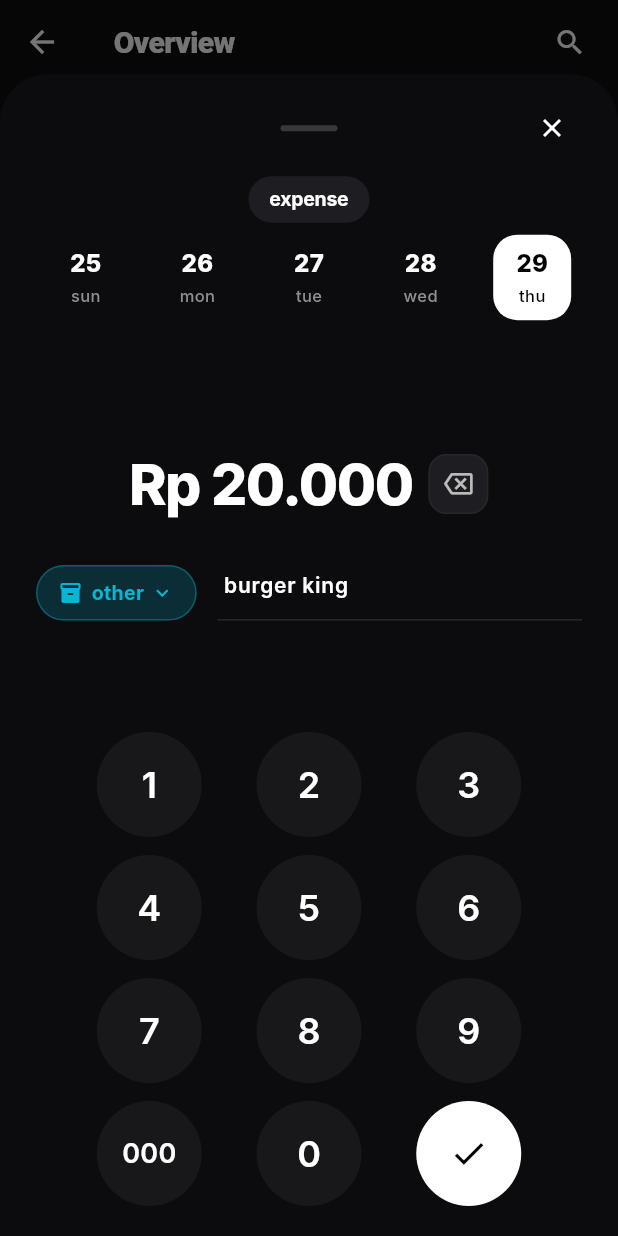
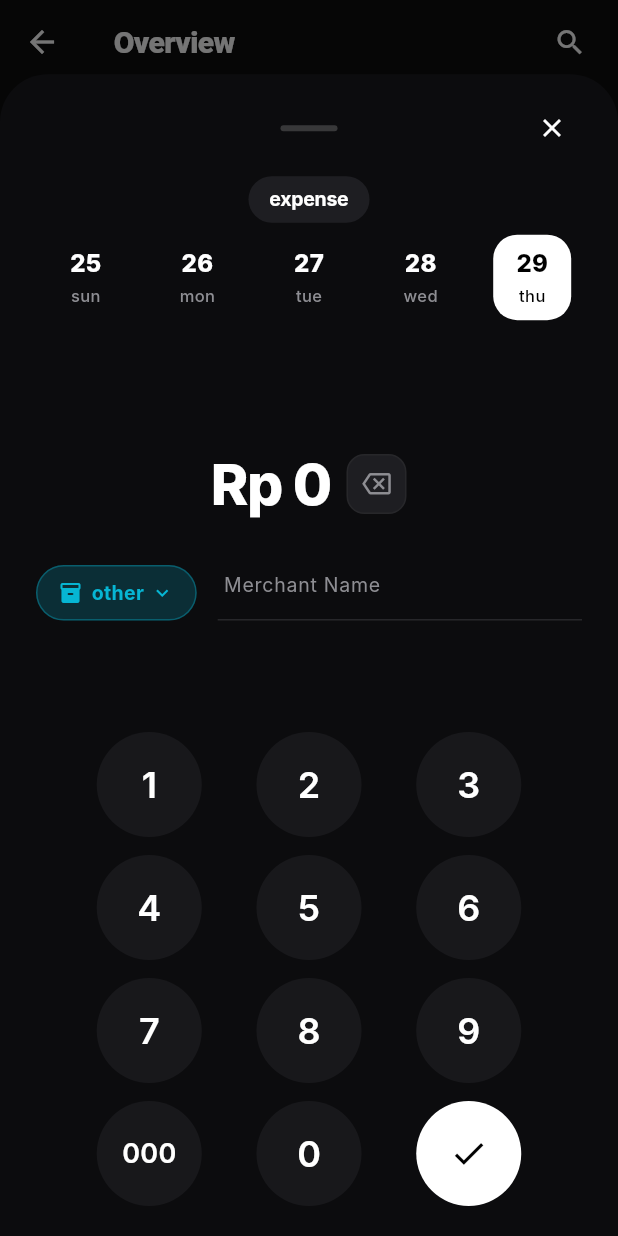
Before and after one commit to adimastra/fin-sail, a Flutter app: the MainNavigationScreen screen opened directly, after a tap on the "add" icon, on a phone screen of 412 x 824 dp. Run offline on Flutter 3.47's test engine with Material 3 defaults, Android fonts, the phone set to English and light mode, and no system bars; our stand-ins replace image_picker, supabase_flutter; accounts and stored records are empty; Roboto replaces fonts that are missing (Inter).

Commit message:
feat(ui): smooth ocean wave curve, keypad defaults, 3/4 FAB ratio, and center-outward hover highlight

```diff
--- a/lib/screens/keypad_expense_screen.dart
+++ b/lib/screens/keypad_expense_screen.dart
@@ -23,7 +23,7 @@ class KeypadExpenseScreen extends StatefulWidget {
 }
 
 class _KeypadExpenseScreenState extends State<KeypadExpenseScreen> {
-  String _amountDigits = '20000'; // Default 20,000 IDR
+  String _amountDigits = '0'; // Initial 0 amount
   late DateTime _selectedDate;
   late TextEditingController _storeNameController;
   late FocusNode _storeNameFocusNode;
@@ -34,11 +34,8 @@ class _KeypadExpenseScreenState extends State<KeypadExpenseScreen> {
   void initState() {
     super.initState();
     _selectedDate = DateTime.now();
-    _storeNameController = TextEditingController(text: 'burger king');
+    _storeNameController = TextEditingController(text: '');
     _storeNameFocusNode = FocusNode();
-    _storeNameFocusNode.addListener(() {
-      setState(() {}); // Rebuild to toggle numpad visibility when keyboard appears
-    });
   }
 
   @override
@@ -242,7 +239,6 @@ class _KeypadExpenseScreenState extends State<KeypadExpenseScreen> {
 
     // 5 days ending at today
     final days = List.generate(5, (i) => now.subtract(Duration(days: 4 - i)));
-    final numpadVisible = !_storeNameFocusNode.hasFocus;
     final parsedAmount = double.tryParse(_amountDigits) ?? 0;
 
     return Container(
@@ -356,7 +352,7 @@ class _KeypadExpenseScreenState extends State<KeypadExpenseScreen> {
             ),
           ),
 
-          if (numpadVisible) const Spacer(),
+          const Spacer(),
 
           // Centered Section: Currency, Category, and Underline Merchant Field
           Column(
@@ -495,7 +491,7 @@ class _KeypadExpenseScreenState extends State<KeypadExpenseScreen> {
                           color: isDark ? Colors.white : AppTheme.pureBlack,
                         ),
                         decoration: InputDecoration(
-                          hintText: 'store / merchant name...',
+                          hintText: 'Merchant Name',
                           hintStyle: const TextStyle(
                             fontSize: 13,
                             color: AppTheme.grayTextMuted,
@@ -523,10 +519,9 @@ class _KeypadExpenseScreenState extends State<KeypadExpenseScreen> {
             ],
           ),
 
-          if (numpadVisible) const Spacer(),
+          const Spacer(),
 
-          // Circular Numeric Keypad (Hidden when software keyboard is shown)
-          if (numpadVisible) ...[
+          // Circular Numeric Keypad (Always visible)
           Padding(
             padding: const EdgeInsets.fromLTRB(28, 0, 28, 20),
             child: Column(
@@ -541,38 +536,6 @@ class _KeypadExpenseScreenState extends State<KeypadExpenseScreen> {
               ],
             ),
           ),
-          ] else ...[
-            // When soft keyboard is open, show quick save button
-            Padding(
-              padding: const EdgeInsets.symmetric(horizontal: 20, vertical: 12),
-              child: SizedBox(
-                width: double.infinity,
-                height: 48,
-                child: ElevatedButton.icon(
-                  style: ElevatedButton.styleFrom(
-                    backgroundColor: isDark ? Colors.white : AppTheme.pureBlack,
-                    foregroundColor: isDark ? AppTheme.pureBlack : Colors.white,
-                    shape: RoundedRectangleBorder(borderRadius: BorderRadius.circular(16)),
-                  ),
-                  icon: _isSubmitting
-                      ? SizedBox(
-                          width: 18,
-                          height: 18,
-                          child: CircularProgressIndicator(
-                            color: isDark ? AppTheme.pureBlack : Colors.white,
-                            strokeWidth: 2,
-                          ),
-                        )
-                      : const Icon(Icons.check, size: 20),
-                  label: Text(
-                    _isSubmitting ? 'Saving...' : 'Save Expense',
-                    style: const TextStyle(fontWeight: FontWeight.bold),
-                  ),
-                  onPressed: _isSubmitting ? null : _submitExpense,
-                ),
-              ),
-            ),
-          ],
         ],
       ),
     );
--- a/lib/screens/main_navigation_screen.dart
+++ b/lib/screens/main_navigation_screen.dart
@@ -5,6 +5,7 @@ import 'keypad_expense_screen.dart';
 import 'receipt_scanner_modal.dart';
 import 'settings_screen.dart';
 import 'transactions_list_screen.dart';
+import '../widgets/expand_hover_highlight.dart';
 
 class MainNavigationScreen extends StatefulWidget {
   const MainNavigationScreen({super.key});
@@ -59,9 +60,9 @@ class _MainNavigationScreenState extends State<MainNavigationScreen> {
                 mainAxisSize: MainAxisSize.min,
                 crossAxisAlignment: CrossAxisAlignment.end,
                 children: [
-                  // 1. Scan Receipt Circular Button (Scales up on hover)
+                  // 1. Scan Receipt Circular Button (Scales up on hover - 3/4 size of Add Expense button: 48px vs 64px)
                   _HoverScaleButton(
-                    size: 50,
+                    size: 48,
                     backgroundColor: isDark ? Colors.white : AppTheme.pureBlack,
                     tooltip: 'Scan Receipt',
                     onTap: () => ReceiptScannerModal.show(context),
@@ -73,15 +74,15 @@ class _MainNavigationScreenState extends State<MainNavigationScreen> {
                   ),
                   const SizedBox(height: 12),
 
-                  // 2. Add Manual Expense Circular Button (Scales up on hover)
+                  // 2. Add Manual Expense Circular Button (Bigger FAB: 64px)
                   _HoverScaleButton(
-                    size: 56,
+                    size: 64,
                     backgroundColor: isDark ? const Color(0xFF27272A) : AppTheme.pureBlack,
                     tooltip: 'Manual Expense',
                     onTap: () => KeypadExpenseScreen.show(context),
                     child: const Icon(
                       Icons.add,
-                      size: 28,
+                      size: 30,
                       color: Colors.white,
                     ),
                   ),
@@ -142,26 +143,20 @@ class _MainNavigationScreenState extends State<MainNavigationScreen> {
     final isDark = Theme.of(context).brightness == Brightness.dark;
     final isSelected = _currentIndex == index;
 
-    return GestureDetector(
-      behavior: HitTestBehavior.opaque,
+    return Tooltip(
+      message: tooltip,
+      child: ExpandHoverHighlight(
         onTap: () => _onTabTapped(index),
-      child: Tooltip(
-        message: tooltip,
-        child: Container(
+        isSelected: isSelected,
+        selectedColor: isDark ? Colors.white : AppTheme.pureBlack,
+        borderRadius: BorderRadius.circular(20),
         padding: const EdgeInsets.symmetric(horizontal: 22, vertical: 8),
-          decoration: isSelected
-              ? BoxDecoration(
-                  color: isDark ? Colors.white : AppTheme.pureBlack,
-                  borderRadius: BorderRadius.circular(20),
-                )
-              : null,
         child: Icon(
           icon,
           size: 22,
           color: isSelected
               ? (isDark ? AppTheme.pureBlack : Colors.white)
               : AppTheme.grayTextMuted,
-          ),
         ),
       ),
     );
@@ -215,13 +210,17 @@ class _HoverScaleButtonState extends State<_HoverScaleButton> {
               ),
             ],
           ),
+          child: Center(
             child: IconButton(
+              padding: EdgeInsets.zero,
+              constraints: const BoxConstraints(),
               icon: widget.child,
               tooltip: widget.tooltip,
               onPressed: widget.onTap,
             ),
           ),
         ),
+      ),
     );
   }
 }
--- /dev/null
+++ b/lib/widgets/expand_hover_highlight.dart
@@ -0,0 +1,101 @@
+import 'package:flutter/material.dart';
+
+/// Interactive container that triggers a center-outward expanding hover animation
+/// from the horizontal middle outward to the left and right edges.
+class ExpandHoverHighlight extends StatefulWidget {
+  final Widget child;
+  final VoidCallback? onTap;
+  final BorderRadius? borderRadius;
+  final EdgeInsetsGeometry padding;
+  final Color? hoverColor;
+  final bool isSelected;
+  final Color? selectedColor;
+  final HitTestBehavior behavior;
+
+  const ExpandHoverHighlight({
+    super.key,
+    required this.child,
+    this.onTap,
+    this.borderRadius,
+    this.padding = EdgeInsets.zero,
+    this.hoverColor,
+    this.isSelected = false,
+    this.selectedColor,
+    this.behavior = HitTestBehavior.opaque,
+  });
+
+  @override
+  State<ExpandHoverHighlight> createState() => _ExpandHoverHighlightState();
+}
+
+class _ExpandHoverHighlightState extends State<ExpandHoverHighlight> {
+  bool _isHovered = false;
+
+  @override
+  Widget build(BuildContext context) {
+    final isDark = Theme.of(context).brightness == Brightness.dark;
+    final defaultHoverColor =
+        isDark ? const Color(0xFF1E1E22) : const Color(0xFFF4F4F5);
+    final activeHoverColor = widget.hoverColor ?? defaultHoverColor;
+    final radius = widget.borderRadius ?? BorderRadius.circular(14);
+
+    return MouseRegion(
+      onEnter: (_) => setState(() => _isHovered = true),
+      onExit: (_) => setState(() => _isHovered = false),
+      cursor: SystemMouseCursors.click,
+      child: GestureDetector(
+        behavior: widget.behavior,
+        onTap: widget.onTap,
+        child: Stack(
+          alignment: Alignment.center,
+          children: [
+            // Selected state static pill background
+            if (widget.isSelected && widget.selectedColor != null)
+              Positioned.fill(
+                child: Container(
+                  decoration: BoxDecoration(
+                    color: widget.selectedColor,
+                    borderRadius: radius,
+                  ),
+                ),
+              )
+            else
+              // Middle-outward horizontal expansion hover animation
+              Positioned.fill(
+                child: TweenAnimationBuilder<double>(
+                  tween: Tween<double>(
+                    begin: 0.0,
+                    end: _isHovered ? 1.0 : 0.0,
+                  ),
+                  duration: const Duration(milliseconds: 220),
+                  curve: _isHovered ? Curves.easeOutCubic : Curves.easeInCubic,
+                  builder: (context, factor, _) {
+                    if (factor <= 0.001) return const SizedBox.shrink();
+                    return FractionallySizedBox(
+                      widthFactor: factor,
+                      alignment: Alignment.center,
+                      child: Opacity(
+                        opacity: factor.clamp(0.0, 1.0),
+                        child: Container(
+                          decoration: BoxDecoration(
+                            color: activeHoverColor,
+                            borderRadius: radius,
+                          ),
+                        ),
+                      ),
+                    );
+                  },
+                ),
+              ),
+
+            // Foreground content with padding ensuring gap on edges
+            Padding(
+              padding: widget.padding,
+              child: widget.child,
+            ),
+          ],
+        ),
+      ),
+    );
+  }
+}
--- a/lib/widgets/minimal_trend_chart.dart
+++ b/lib/widgets/minimal_trend_chart.dart
@@ -4,6 +4,7 @@ import 'dart:ui';
 import 'package:flutter/material.dart';
 
 import '../config/theme.dart';
+import 'expand_hover_highlight.dart';
 
 class MinimalTrendChart extends StatefulWidget {
   final DateTime selectedMonth;
@@ -28,7 +29,12 @@ class MinimalTrendChart extends StatefulWidget {
     ];
   }
 
-  static Path buildWavePath(double w, double h, {List<double>? monthlyTotals}) {
+  static Path buildWavePath(
+    double w,
+    double h, {
+    List<double>? monthlyTotals,
+    double wavePhase = 0.0,
+  }) {
     final totals = (monthlyTotals != null && monthlyTotals.length == 5)
         ? monthlyTotals
         : [950000.0, 1155000.0, 1450000.0, 1350000.0, 1152000.0];
@@ -49,7 +55,6 @@ class MinimalTrendChart extends StatefulWidget {
       return bottomY - norm * (bottomY - topY);
     }).toList();
 
-    final pts = <Offset>[];
     final yStart = (yPoints[0] + (yPoints[0] - yPoints[1]) * 0.35).clamp(
       h * 0.18,
       h * 0.82,
@@ -59,11 +64,22 @@ class MinimalTrendChart extends StatefulWidget {
       h * 0.82,
     );
 
-    pts.add(Offset(0.0, yStart));
-    for (int i = 0; i < 5; i++) {
-      pts.add(Offset((i + 0.5) / 5.0 * w, yPoints[i]));
+    // 7 Natural Control Points matching the 5 months + edge anchors
+    final rawPts = <Offset>[
+      Offset(0.0, yStart),
+      for (int i = 0; i < 5; i++) Offset((i + 0.5) / 5.0 * w, yPoints[i]),
+      Offset(w, yEnd),
+    ];
+
+    // Smooth sinusoidal ocean wave modulation across the 7 control points
+    // Keeps the Catmull-Rom spline 100% smooth, fluid, and free of jagged micro-wrinkles
+    final pts = <Offset>[];
+    for (final pt in rawPts) {
+      final xNorm = pt.dx / (w > 0 ? w : 1.0);
+      final waveOffset = sin(xNorm * 2 * pi - wavePhase) * 3.5;
+      final clampedY = (pt.dy + waveOffset).clamp(h * 0.16, h * 0.84);
+      pts.add(Offset(pt.dx, clampedY));
     }
-    pts.add(Offset(w, yEnd));
 
     final path = Path();
     path.moveTo(pts[0].dx, pts[0].dy);
@@ -93,6 +109,7 @@ class _MinimalTrendChartState extends State<MinimalTrendChart>
   late AnimationController _voyageController;
   late Animation<double> _voyageAnimation;
   late AnimationController _bobbingController;
+  late AnimationController _waveController;
 
   double _currentProgress = 0.9;
   bool _facingRight = true;
@@ -150,6 +167,11 @@ class _MinimalTrendChartState extends State<MinimalTrendChart>
       vsync: this,
       duration: const Duration(milliseconds: 2400),
     )..repeat(reverse: true);
+
+    _waveController = AnimationController(
+      vsync: this,
+      duration: const Duration(milliseconds: 4000),
+    )..repeat();
   }
 
   @override
@@ -177,6 +199,7 @@ class _MinimalTrendChartState extends State<MinimalTrendChart>
   void dispose() {
     _voyageController.dispose();
     _bobbingController.dispose();
+    _waveController.dispose();
     super.dispose();
   }
 
@@ -196,20 +219,23 @@ class _MinimalTrendChartState extends State<MinimalTrendChart>
             builder: (context, constraints) {
               final w = constraints.maxWidth;
               const h = 68.0;
+              return AnimatedBuilder(
+                animation: Listenable.merge([
+                  _voyageAnimation,
+                  _waveController,
+                  _bobbingController,
+                ]),
+                builder: (context, _) {
+                  final t = _voyageAnimation.value;
+                  final wavePhase = _waveController.value * 2 * pi;
                   final path = MinimalTrendChart.buildWavePath(
                     w,
                     h,
                     monthlyTotals: widget.monthlyTotals,
+                    wavePhase: wavePhase,
                   );
                   final pathMetrics = path.computeMetrics().toList();
 
-              return AnimatedBuilder(
-                animation: Listenable.merge([
-                  _voyageAnimation,
-                  _bobbingController,
-                ]),
-                builder: (context, _) {
-                  final t = _voyageAnimation.value;
                   Offset shipPos = Offset(w * t, h * 0.5);
                   double slopeAngle = 0.0;
 
@@ -225,8 +251,8 @@ class _MinimalTrendChartState extends State<MinimalTrendChart>
                     }
                   }
 
-                  // Oceanic bobbing motion while sailing or at rest
-                  final bobbingY = sin(_bobbingController.value * 2 * pi) * 1.8;
+                  // Oceanic micro-bobbing motion while sailing or at rest
+                  final bobbingY = sin(_bobbingController.value * 2 * pi) * 1.5;
                   final bobbingTilt =
                       cos(_bobbingController.value * 2 * pi) * 0.035;
 
@@ -289,12 +315,11 @@ class _MinimalTrendChartState extends State<MinimalTrendChart>
             final name = monthNames[m.month - 1];
 
             return Expanded(
-              child: InkWell(
+              child: ExpandHoverHighlight(
                 onTap: () => widget.onMonthSelected(m),
                 borderRadius: BorderRadius.circular(8),
+                padding: const EdgeInsets.symmetric(vertical: 4),
                 child: Center(
-                  child: Padding(
-                    padding: const EdgeInsets.symmetric(vertical: 4),
                   child: Text(
                     name,
                     style: TextStyle(
@@ -306,7 +331,6 @@ class _MinimalTrendChartState extends State<MinimalTrendChart>
                           ? (isDark ? Colors.white : AppTheme.pureBlack)
                           : AppTheme.grayTextMuted,
                       letterSpacing: -0.2,
-                      ),
                     ),
                   ),
                 ),
--- a/lib/widgets/transaction_tile.dart
+++ b/lib/widgets/transaction_tile.dart
@@ -2,6 +2,7 @@ import 'package:flutter/material.dart';
 import '../config/theme.dart';
 import '../models/transaction_model.dart';
 import '../utils/currency_format.dart';
+import 'expand_hover_highlight.dart';
 
 class TransactionTile extends StatelessWidget {
   final TransactionModel transaction;
@@ -19,7 +20,8 @@ class TransactionTile extends StatelessWidget {
   Widget build(BuildContext context) {
     final category = transaction.category;
     final isDark = Theme.of(context).brightness == Brightness.dark;
-    final catColor = category?.color ?? (isDark ? Colors.white70 : AppTheme.pureBlack);
+    final catColor =
+        category?.color ?? (isDark ? Colors.white70 : AppTheme.pureBlack);
     final catBg = catColor.withValues(alpha: isDark ? 0.20 : 0.14);
 
     return Dismissible(
@@ -35,11 +37,10 @@ class TransactionTile extends StatelessWidget {
         child: const Icon(Icons.delete_outline, color: Colors.white, size: 24),
       ),
       onDismissed: (_) => onDelete?.call(),
-      child: InkWell(
+      child: ExpandHoverHighlight(
         onTap: onTap,
         borderRadius: BorderRadius.circular(14),
-        child: Padding(
-          padding: const EdgeInsets.symmetric(vertical: 8),
+        padding: const EdgeInsets.symmetric(horizontal: 14, vertical: 8),
         child: Row(
           children: [
             // Vector Category Avatar with Color Accent
@@ -93,7 +94,7 @@ class TransactionTile extends StatelessWidget {
                   const SizedBox(height: 2),
                   Text(
                     transaction.merchant?.toLowerCase() ?? 'store',
-                      style: TextStyle(
+                    style: const TextStyle(
                       color: AppTheme.grayTextMuted,
                       fontSize: 12,
                       fontWeight: FontWeight.w400,
@@ -103,7 +104,7 @@ class TransactionTile extends StatelessWidget {
               ),
             ),
 
-              // Amount: -Rp XX.XXX (Matching Screen 2)
+            // Amount: -Rp XX.XXX
             Text(
               '-${CurrencyFormat.format(transaction.amount)}',
               style: TextStyle(
@@ -116,7 +117,6 @@ class TransactionTile extends StatelessWidget {
           ],
         ),
       ),
-      ),
     );
   }
 }
```
Also changed, not shown: 2 other files. Lines whose indentation alone changed are shown as unchanged.
